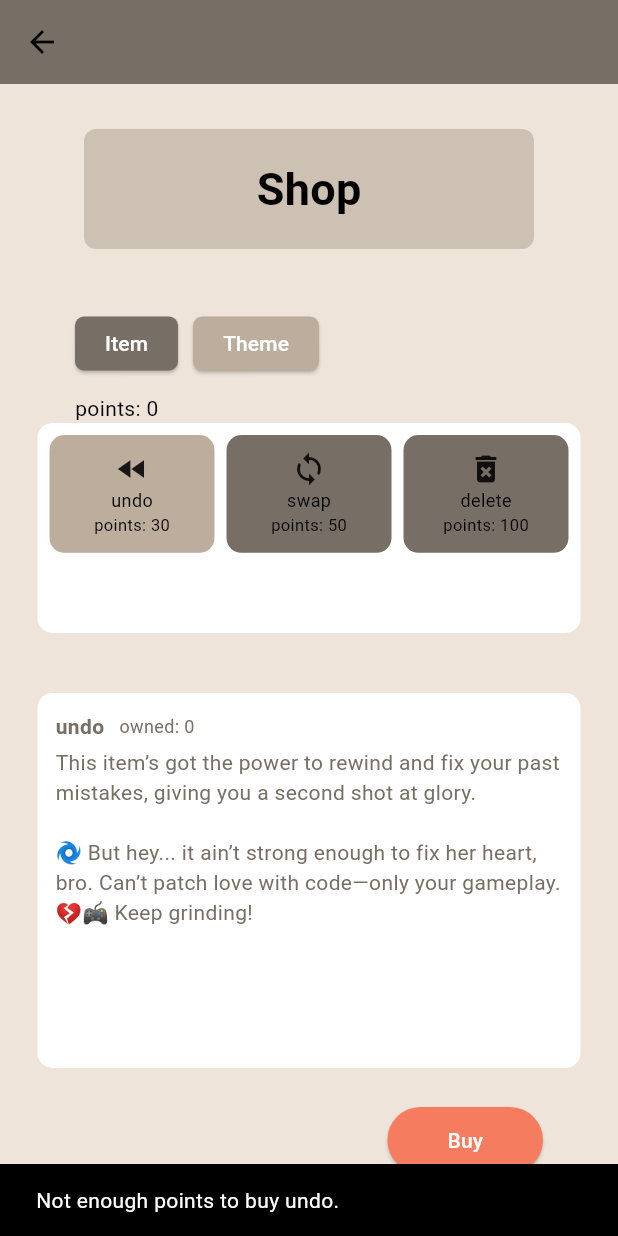
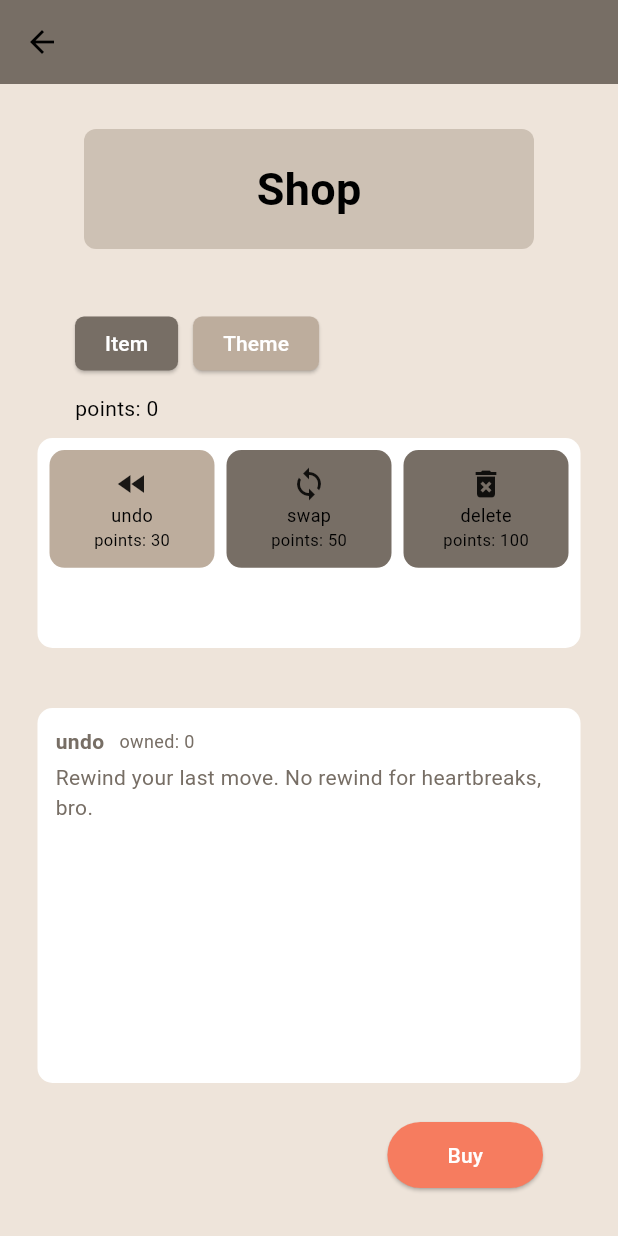
Before and after one commit to plzxz/flutter_game_2048, a Flutter app: the ShopPage screen opened by its route, after a tap on "Buy", on a phone screen of 412 x 824 dp. Run offline on Flutter 3.47's test engine with Material 3 defaults, Android fonts, the light colour scheme and no system bars; our stand-ins replace shared_preferences; missing offline and left inert: snow_fall_animation; accounts and stored records are empty.

Commit message:
Decouple shopPage.

```diff
--- /dev/null
+++ b/lib/components/shop_components/shop_buy_button.dart
@@ -0,0 +1,28 @@
+import 'package:flutter/material.dart';
+
+class ShopBuyButton extends StatelessWidget {
+  final String label;
+  final VoidCallback onPressed;
+  final Color buttonColor;
+  final Color textColor;
+
+  const ShopBuyButton({
+    super.key,
+    required this.label,
+    required this.onPressed,
+    required this.buttonColor,
+    required this.textColor,
+  });
+
+  @override
+  Widget build(BuildContext context) {
+    return ElevatedButton(
+      onPressed: onPressed,
+      style: ElevatedButton.styleFrom(
+        backgroundColor: buttonColor,
+        padding: const EdgeInsets.symmetric(horizontal: 40, vertical: 12),
+      ),
+      child: Text(label, style: TextStyle(color: textColor)),
+    );
+  }
+}
--- /dev/null
+++ b/lib/components/shop_components/shop_controller.dart
@@ -0,0 +1,152 @@
+import 'package:flutter/material.dart';
+import 'package:shared_preferences/shared_preferences.dart';
+import 'shop_item.dart';
+import 'shop_theme.dart';
+
+class ShopController extends ChangeNotifier {
+  int points = 0;
+  int selectedTab = 0;
+  int selectedItemIndex = 0;
+  int selectedThemeIndex = 0;
+
+  int itemSwap = 0;
+  int itemUndo = 0;
+  int itemDelete = 0;
+
+  List<ShopItem> items = [
+    ShopItem(
+      name: "undo",
+      icon: Icons.fast_rewind,
+      description: "Rewind your last move. No rewind for heartbreaks, bro.",
+      points: 30,
+    ),
+    ShopItem(
+      name: "swap",
+      icon: Icons.loop,
+      description: "Swap numbers. Big brain time.",
+      points: 50,
+    ),
+    ShopItem(
+      name: "delete",
+      icon: Icons.delete_forever,
+      description: "Delete a number. Chaos reigns.",
+      points: 100,
+    ),
+  ];
+
+  List<ShopThemeModel> themes = [
+    ShopThemeModel(
+      name: "Normal",
+      smallImage: Colors.brown.shade200,
+      image: 'assets/images/normal.png',
+      id: 0,
+      points: 0,
+      owned: true,
+    ),
+    ShopThemeModel(
+      name: "Light",
+      smallImage: Colors.white,
+      image: 'assets/images/light.png',
+      id: 1,
+      points: 50,
+    ),
+    ShopThemeModel(
+      name: "Dark",
+      smallImage: Colors.black,
+      image: 'assets/images/dark.png',
+      id: 2,
+      points: 500,
+    ),
+    ShopThemeModel(
+      name: "Blue",
+      smallImage: Colors.blue,
+      image: 'assets/images/blue.png',
+      id: 3,
+      points: 100,
+    ),
+    ShopThemeModel(
+      name: "Crismas",
+      smallImage: Colors.green,
+      image: 'assets/images/crismas.png',
+      id: 4,
+      points: 30,
+    ),
+  ];
+
+  Future<void> loadData() async {
+    final prefs = await SharedPreferences.getInstance();
+    points = prefs.getInt('points') ?? 0;
+    itemSwap = prefs.getInt("item_swap") ?? 0;
+    itemUndo = prefs.getInt("item_undo") ?? 0;
+    itemDelete = prefs.getInt("item_delete") ?? 0;
+
+    final ownedThemes = prefs.getStringList("owned_themes") ?? [];
+    for (var theme in themes) {
+      theme.owned = ownedThemes.contains(theme.name);
+    }
+
+    notifyListeners();
+  }
+
+  int getItemCount(String name) {
+    switch (name) {
+      case "swap": return itemSwap;
+      case "undo": return itemUndo;
+      case "delete": return itemDelete;
+      default: return 0;
+    }
+  }
+
+  Future<void> buyItem(int index) async {
+    final prefs = await SharedPreferences.getInstance();
+    final item = items[index];
+    if (points < item.points) return;
+
+    int count = getItemCount(item.name);
+    int max = {"swap": 4, "undo": 8, "delete": 2}[item.name]!;
+
+    if (count >= max) return;
+
+    count++;
+    switch (item.name) {
+      case "swap": itemSwap = count; break;
+      case "undo": itemUndo = count; break;
+      case "delete": itemDelete = count; break;
+    }
+
+    await prefs.setInt("item_${item.name}", count);
+    points -= item.points;
+    await prefs.setInt("points", points);
+    notifyListeners();
+  }
+
+  Future<void> buyTheme(int index) async {
+    final prefs = await SharedPreferences.getInstance();
+    final theme = themes[index];
+    if (theme.owned || points < theme.points) return;
+
+    theme.owned = true;
+    final owned = prefs.getStringList("owned_themes") ?? [];
+    owned.add(theme.name);
+    await prefs.setStringList("owned_themes", owned);
+
+    points -= theme.points;
+    await prefs.setInt("points", points);
+    notifyListeners();
+  }
+
+  void selectTab(int tab) {
+    selectedTab = tab;
+    notifyListeners();
+  }
+
+  void selectItem(int index) {
+    selectedItemIndex = index;
+    notifyListeners();
+  }
+
+  void selectTheme(int index) {
+    selectedThemeIndex = index;
+    notifyListeners();
+  }
+}
--- /dev/null
+++ b/lib/components/shop_components/shop_detail.dart
@@ -0,0 +1,62 @@
+import 'package:flutter/material.dart';
+import 'shop_item.dart';
+import 'shop_theme.dart';
+
+class ShopDetailPanel extends StatelessWidget {
+  final int selectedTab;
+  final ShopItem item;
+  final ShopThemeModel theme;
+  final int ownedItemCount;
+  final Color textColor;
+
+  const ShopDetailPanel({
+    super.key,
+    required this.selectedTab,
+    required this.item,
+    required this.theme,
+    required this.ownedItemCount,
+    required this.textColor,
+  });
+
+  @override
+  Widget build(BuildContext context) {
+    return selectedTab == 0
+        ? Column(
+            crossAxisAlignment: CrossAxisAlignment.start,
+            children: [
+              Row(
+                children: [
+                  Text(item.name,
+                      style: TextStyle(fontWeight: FontWeight.bold, color: textColor)),
+                  const SizedBox(width: 10),
+                  Text("owned: $ownedItemCount",
+                      style: TextStyle(fontSize: 12, color: textColor)),
+                ],
+              ),
+              const SizedBox(height: 4),
+              Expanded(
+                child: Text(item.description,
+                    overflow: TextOverflow.fade, style: TextStyle(color: textColor)),
+              ),
+            ],
+          )
+        : Column(
+            crossAxisAlignment: CrossAxisAlignment.start,
+            children: [
+              Row(
+                children: [
+                  Text(theme.name,
+                      style: TextStyle(fontWeight: FontWeight.bold, color: textColor)),
+                  const SizedBox(width: 10),
+                  if (theme.owned)
+                    Text("Owned", style: TextStyle(color: textColor)),
+                ],
+              ),
+              const SizedBox(height: 4),
+              Expanded(
+                child: Image.asset(theme.image),
+              ),
+            ],
+          );
+  }
+}
--- /dev/null
+++ b/lib/components/shop_components/shop_grid.dart
@@ -0,0 +1,72 @@
+import 'package:flutter/material.dart';
+import 'shop_item.dart';
+import 'shop_theme.dart';
+
+class ShopGrid extends StatelessWidget {
+  final int selectedTab;
+  final List<ShopItem> items;
+  final List<ShopThemeModel> themes;
+  final int selectedItemIndex;
+  final int selectedThemeIndex;
+  final Function(int) onItemSelected;
+
+  final Color activeColor;
+  final Color inactiveColor;
+
+  const ShopGrid({
+    super.key,
+    required this.selectedTab,
+    required this.items,
+    required this.themes,
+    required this.selectedItemIndex,
+    required this.selectedThemeIndex,
+    required this.onItemSelected,
+    required this.activeColor,
+    required this.inactiveColor,
+  });
+
+  @override
+  Widget build(BuildContext context) {
+    final isItemTab = selectedTab == 0;
+    final data = isItemTab ? items : themes;
+
+    return GridView.builder(
+      gridDelegate: const SliverGridDelegateWithFixedCrossAxisCount(
+        crossAxisCount: 3,
+        childAspectRatio: 1.4,
+        crossAxisSpacing: 8,
+        mainAxisSpacing: 8,
+      ),
+      itemCount: data.length,
+      itemBuilder: (context, index) {
+      final selected = isItemTab ? selectedItemIndex : selectedThemeIndex;
+      final bgColor = selected == index ? inactiveColor : activeColor;
+
+      return GestureDetector(
+        onTap: () => onItemSelected(index),
+        child: Container(
+          padding: const EdgeInsets.all(8),
+          decoration: BoxDecoration(
+            color: bgColor,
+            borderRadius: BorderRadius.circular(10),
+          ),
+          child: Column(
+            mainAxisAlignment: MainAxisAlignment.center,
+            children: [
+              if (isItemTab) ...[
+                Icon(items[index].icon, size: 24),
+                Text(items[index].name, style: const TextStyle(fontSize: 12)),
+                Text("points: ${items[index].points}", style: const TextStyle(fontSize: 11)),
+              ] else ...[
+                Text(themes[index].name, style: const TextStyle(fontSize: 24, fontWeight: FontWeight.bold)),
+                Text(themes[index].name, style: const TextStyle(fontSize: 12)),
+                Text("points: ${themes[index].points}", style: const TextStyle(fontSize: 11)),
+              ]
+            ],
+          ),
+        ),
+      );
+    }
+    );
+  }
+}
--- /dev/null
+++ b/lib/components/shop_components/shop_item.dart
@@ -0,0 +1,15 @@
+import 'package:flutter/material.dart';
+
+class ShopItem {
+  final String name;
+  final IconData icon;
+  final String description;
+  final int points;
+
+  ShopItem({
+    required this.name,
+    required this.icon,
+    required this.description,
+    required this.points,
+  });
+}
--- /dev/null
+++ b/lib/components/shop_components/shop_tabs.dart
@@ -0,0 +1,50 @@
+import 'package:flutter/material.dart';
+
+class ShopTabs extends StatelessWidget {
+  final int selectedTab;
+  final void Function(int) onTabSelected;
+  final Color activeColor;
+  final Color inactiveColor;
+  final Color textColor;
+
+  const ShopTabs({
+    super.key,
+    required this.selectedTab,
+    required this.onTabSelected,
+    required this.activeColor,
+    required this.inactiveColor,
+    required this.textColor,
+  });
+
+  @override
+  Widget build(BuildContext context) {
+    return Row(
+      children: [
+        const SizedBox(width: 50),
+        _buildTab("Item", 0),
+        const SizedBox(width: 10),
+        _buildTab("Theme", 1),
+      ],
+    );
+  }
+
+  Widget _buildTab(String label, int index) {
+    return SizedBox(
+      height: 36,
+      child: ElevatedButton(
+        onPressed: () => onTabSelected(index),
+        style: ElevatedButton.styleFrom(
+          backgroundColor: selectedTab == index ? activeColor : inactiveColor,
+          shape: RoundedRectangleBorder(
+            borderRadius: BorderRadius.circular(6),
+          ),
+          padding: const EdgeInsets.symmetric(horizontal: 20),
+        ),
+        child: Text(
+          label,
+          style: TextStyle(fontSize: 14, color: textColor),
+        ),
+      ),
+    );
+  }
+}
--- /dev/null
+++ b/lib/components/shop_components/shop_theme.dart
@@ -0,0 +1,19 @@
+import 'package:flutter/material.dart';
+
+class ShopThemeModel {
+  final String name;
+  final Color smallImage;
+  final String image;
+  final int id;
+  final int points;
+  bool owned;
+
+  ShopThemeModel({
+    required this.name,
+    required this.smallImage,
+    required this.image,
+    required this.id,
+    required this.points,
+    this.owned = false,
+  });
+}
--- a/lib/components/tile.dart
+++ b/lib/components/tile.dart
@@ -200,9 +200,9 @@ class Swiper extends StatelessWidget {
       }
     },
     onHorizontalDragEnd: (details) {
-      if (details.velocity.pixelsPerSecond.dx < -1000) {
+      if (details.velocity.pixelsPerSecond.dx < -250) {
         left();
-      } else if (details.velocity.pixelsPerSecond.dx > 1000) {
+      } else if (details.velocity.pixelsPerSecond.dx > 250) {
         right();
       }
     },
--- a/lib/main.dart
+++ b/lib/main.dart
@@ -2,7 +2,7 @@ import 'package:flutter/material.dart';
 import 'package:flutter_game_2048/pages/credit.dart';
 import 'package:flutter_game_2048/pages/game_page.dart';
 import 'package:flutter_game_2048/pages/leaderBoard_page.dart';
-import 'package:flutter_game_2048/pages/shop_page_proto.dart';
+import 'package:flutter_game_2048/pages/shop_page.dart';
 import 'package:flutter_game_2048/pages/splash_page.dart';
 import 'package:flutter_game_2048/pages/test_page.dart';
 import 'package:flutter_game_2048/theme/theme_provider.dart';
--- a/lib/pages/game_page.dart
+++ b/lib/pages/game_page.dart
@@ -352,7 +352,7 @@ class GamePageState extends State<GamePage>
       } else {
         if (tile == firstSelectedTile) return;
 
-        // 🔧 Save state before switch
+        //  Save state before switch
         gameStates.add(GameState(
           grid.map((row) => row.map((tile) => tile.copy()).toList()).toList(),
           SwipeDirection.up,
@@ -369,11 +369,11 @@ class GamePageState extends State<GamePage>
 
           item_switch--;
           saveItems();
-          controller.forward(from: 0); // 🔧 Trigger visual update
+          controller.forward(from: 0); //  Trigger visual update
         });
       }
     } else if (currentAction == GameActionMode.removeSimilar) {
-      // 🔧 Save state before remove
+      //  Save state before remove
       gameStates.add(GameState(
         grid.map((row) => row.map((tile) => tile.copy()).toList()).toList(),
         SwipeDirection.up,
@@ -389,7 +389,7 @@ class GamePageState extends State<GamePage>
 
         --item_remove;
         saveItems();
-        controller.forward(from: 0); // 🔧 Trigger visual update
+        controller.forward(from: 0); //  Trigger visual update
       });
     }
   }
--- a/lib/pages/login_page.dart
+++ b/lib/pages/login_page.dart
@@ -32,7 +32,7 @@ class LoginPageState extends State<LoginPage> {
     if (!isValid) {
       if (!mounted) return;
       ScaffoldMessenger.of(context).showSnackBar(
-        const SnackBar(content: Text("Invalid username or password")),
+        const SnackBar(content: Text("Invalid username or password"), duration: Duration(seconds: 1),),
       );
       return;
     }
--- /dev/null
+++ b/lib/pages/shop_page.dart
@@ -0,0 +1,184 @@
+import 'package:flutter/material.dart';
+import 'package:provider/provider.dart';
+import 'package:flutter_game_2048/theme/game_theme.dart';
+import 'package:flutter_game_2048/theme/theme_provider.dart';
+import 'package:snow_fall_animation/snow_fall_animation.dart';
+
+import 'package:flutter_game_2048/components/shop_components/shop_controller.dart';
+import 'package:flutter_game_2048/components/shop_components/shop_tabs.dart';
+import 'package:flutter_game_2048/components/shop_components/shop_grid.dart';
+import 'package:flutter_game_2048/components/shop_components/shop_detail.dart';
+import 'package:flutter_game_2048/components/shop_components/shop_buy_button.dart';
+
+
+class ShopPage extends StatelessWidget {
+  const ShopPage({super.key});
+
+  @override
+  Widget build(BuildContext context) {
+    return ChangeNotifierProvider(
+      create: (_) => ShopController()..loadData(),
+      child: const ShopPageContent(),
+    );
+  }
+}
+
+class ShopPageContent extends StatelessWidget {
+  const ShopPageContent({super.key});
+
+  @override
+  Widget build(BuildContext context) {
+    final gameTheme = Theme.of(context).extension<GameTheme>()!;
+    final controller = Provider.of<ShopController>(context);
+    final themeProvider = Provider.of<ThemeProvider>(context);
+
+    final isItemTab = controller.selectedTab == 0;
+    final currentItem = controller.items[controller.selectedItemIndex];
+    final currentTheme = controller.themes[controller.selectedThemeIndex];
+    final points = controller.points;
+
+    return Scaffold(
+      appBar: AppBar(backgroundColor: gameTheme.appBar),
+      backgroundColor: Theme.of(context).colorScheme.background,
+      body: Stack(
+        children: [
+          if (themeProvider.selectTheme == 4)
+            SnowFallAnimation(
+              config: SnowfallConfig(
+                numberOfSnowflakes: 200,
+                speed: 1.0,
+                useEmoji: true,
+                customEmojis: ['❄️', '❅', '❆'],
+              ),
+            ),
+          Column(
+            children: [
+              const SizedBox(height: 30),
+              Container(
+                height: 80,
+                width: 300,
+                decoration: BoxDecoration(
+                  color: Theme.of(context).colorScheme.tertiary,
+                  borderRadius: BorderRadius.circular(8),
+                ),
+                child: const Center(
+                  child: Text(
+                    'Shop',
+                    style: TextStyle(fontWeight: FontWeight.bold, fontSize: 30),
+                  ),
+                ),
+              ),
+              const SizedBox(height: 45),
+
+              ShopTabs(
+                selectedTab: controller.selectedTab,
+                onTabSelected: controller.selectTab,
+                activeColor: gameTheme.activeButton,
+                inactiveColor: gameTheme.inactiveButton,
+                textColor: gameTheme.lightText,
+              ),
+
+              const SizedBox(height: 15),
+              Row(
+                children: [
+                  const SizedBox(width: 50),
+                  Text("points: $points"),
+                ],
+              ),
+              const SizedBox(height: 10),
+
+              Expanded(
+                child: Column(
+                  children: [
+                    SizedBox(
+                      height: 140,
+                      child: Container(
+                        margin: const EdgeInsets.symmetric(horizontal: 25),
+                        padding: const EdgeInsets.all(8),
+                        decoration: BoxDecoration(
+                          color: gameTheme.lightText,
+                          borderRadius: BorderRadius.circular(10),
+                        ),
+                        child: ShopGrid(
+                          selectedTab: controller.selectedTab,
+                          items: controller.items,
+                          themes: controller.themes,
+                          selectedItemIndex: controller.selectedItemIndex,
+                          selectedThemeIndex: controller.selectedThemeIndex,
+                          onItemSelected: (index) {
+                            if (controller.selectedTab == 0) {
+                              controller.selectItem(index);
+                            } else {
+                              controller.selectTheme(index);
+                            }
+                          },
+                          activeColor: gameTheme.activeButton,
+                          inactiveColor: gameTheme.inactiveButton,
+                        ),
+                      ),
+                    ),
+                    const SizedBox(height: 40),
+                    SizedBox(
+                      height: 250,
+                      child: Container(
+                        margin: const EdgeInsets.symmetric(horizontal: 25),
+                        padding: const EdgeInsets.all(12),
+                        decoration: BoxDecoration(
+                          color: gameTheme.lightText,
+                          borderRadius: BorderRadius.circular(10),
+                        ),
+                        child: ShopDetailPanel(
+                          selectedTab: controller.selectedTab,
+                          item: currentItem,
+                          theme: currentTheme,
+                          ownedItemCount: controller.getItemCount(currentItem.name),
+                          textColor: gameTheme.darkText,
+                        ),
+                      ),
+                    ),
+                    const SizedBox(height: 24),
+                    Row(
+                      mainAxisAlignment: MainAxisAlignment.end,
+                      children: [
+                        ShopBuyButton(
+                          label: isItemTab
+                              ? "Buy"
+                              : currentTheme.owned
+                                  ? "Equip"
+                                  : "Buy",
+                          onPressed: () async {
+                            if (isItemTab) {
+                              await controller.buyItem(controller.selectedItemIndex);
+                            } else {
+                              if (currentTheme.owned) {
+                                themeProvider.changeTheme(currentTheme.id);
+                                _showSnackbar(context, "${currentTheme.name} theme equipped!");
+                              } else {
+                                await controller.buyTheme(controller.selectedThemeIndex);
+                                _showSnackbar(context, "${currentTheme.name} theme purchased!");
+                              }
+                            }
+                          },
+                          buttonColor: gameTheme.actionButton,
+                          textColor: gameTheme.lightText,
+                        ),
+                        const SizedBox(width: 50),
+                      ],
+                    ),
+                    const SizedBox(height: 16),
+                  ],
+                ),
+              ),
+            ],
+          ),
+        ],
+      ),
+    );
+  }
+
+  void _showSnackbar(BuildContext context, String msg) {
+    ScaffoldMessenger.of(context).showSnackBar(
+      SnackBar(content: Text(msg), duration: const Duration(seconds: 1)),
+    );
+  }
+}
--- a/lib/pages/shop_page_proto.dart
+++ b/lib/pages/shop_page_proto.dart
@@ -60,6 +60,13 @@ class _ShopPageState extends State<ShopPage> {
           "This item lets you delete any number you choose, and boom—they’re all gone in a flash. \n\n💥💨 No trace left, just clean digits and clean plays. Use it wisely, bro… this one’s pure chaos control! 🧠🧹",
       "points": 100,
     },
+    // {
+    //   "name": "Test",
+    //   "icon": Icons.table_bar,
+    //   "description":
+    //       "Test test test test",
+    //   "points": 0,
+    // },
   ];
 
   Future<void> saveOwnedThemes(List<String> owned) async {
@@ -421,6 +428,7 @@ class _ShopPageState extends State<ShopPage> {
                                     content: Text(
                                       "You already have max $name items.",
                                     ),
+                                    duration: Duration(seconds: 1),
                                   ),
                                 );
                                 return;
@@ -433,6 +441,7 @@ class _ShopPageState extends State<ShopPage> {
                                     content: Text(
                                       "Not enough points to buy $name.",
                                     ),
+                                    duration: Duration(seconds: 1),
                                   ),
                                 );
                                 return;
@@ -449,7 +458,10 @@ class _ShopPageState extends State<ShopPage> {
                               loadItem();
 
                               ScaffoldMessenger.of(context).showSnackBar(
-                                SnackBar(content: Text("$name purchased!")),
+                                SnackBar(
+                                  content: Text("$name purchased!"),
+                                  duration: Duration(seconds: 1),
+                                  ),
                               );
                             } else {
                               final theme = themes[selectedThemeIndex];
@@ -463,6 +475,7 @@ class _ShopPageState extends State<ShopPage> {
                                       content: Text(
                                         "Not enough points to buy $name theme.",
                                       ),
+                                      duration: Duration(seconds: 1),
                                     ),
                                   );
                                   return;
@@ -480,7 +493,10 @@ class _ShopPageState extends State<ShopPage> {
                                 });
 
                                 ScaffoldMessenger.of(context).showSnackBar(
-                                  SnackBar(content: Text("$name theme purchased!")),
+                                  SnackBar(
+                                    content: Text("$name theme purchased!"),
+                                    duration: Duration(seconds: 1),
+                                    ),
                                 );
                               } else {
                                 // Already owned, equip it
@@ -490,7 +506,10 @@ class _ShopPageState extends State<ShopPage> {
                                 ).changeTheme(theme["id"]);
 
                                 ScaffoldMessenger.of(context).showSnackBar(
-                                  SnackBar(content: Text("$name theme equipped!")),
+                                  SnackBar(
+                                    content: Text("$name theme equipped!"),
+                                    duration: Duration(seconds: 1),
+                                    ),
                                 );
                               }
                             }
--- a/lib/pages/signup_page.dart
+++ b/lib/pages/signup_page.dart
@@ -32,7 +32,7 @@ class SignUpPageState extends State<SignUpPage> {
     final exists = await checkUsernameExists(username);
     if (exists) {
       ScaffoldMessenger.of(context).showSnackBar(
-        const SnackBar(content: Text("Username already exists")),
+        const SnackBar(content: Text("Username already exists"),duration: Duration(seconds: 1),),
       );
       return;
     }
@@ -61,13 +61,13 @@ class SignUpPageState extends State<SignUpPage> {
         );
       } else {
         ScaffoldMessenger.of(context).showSnackBar(
-          const SnackBar(content: Text("Failed to register")),
+          const SnackBar(content: Text("Failed to register"),duration: Duration(seconds: 1),),
         );
       }
     } catch (e) {
       print("Registration error: $e");
       ScaffoldMessenger.of(context).showSnackBar(
-        const SnackBar(content: Text("Something went wrong")),
+        const SnackBar(content: Text("Something went wrong"),duration: Duration(seconds: 1),),
       );
     }
   }
```
